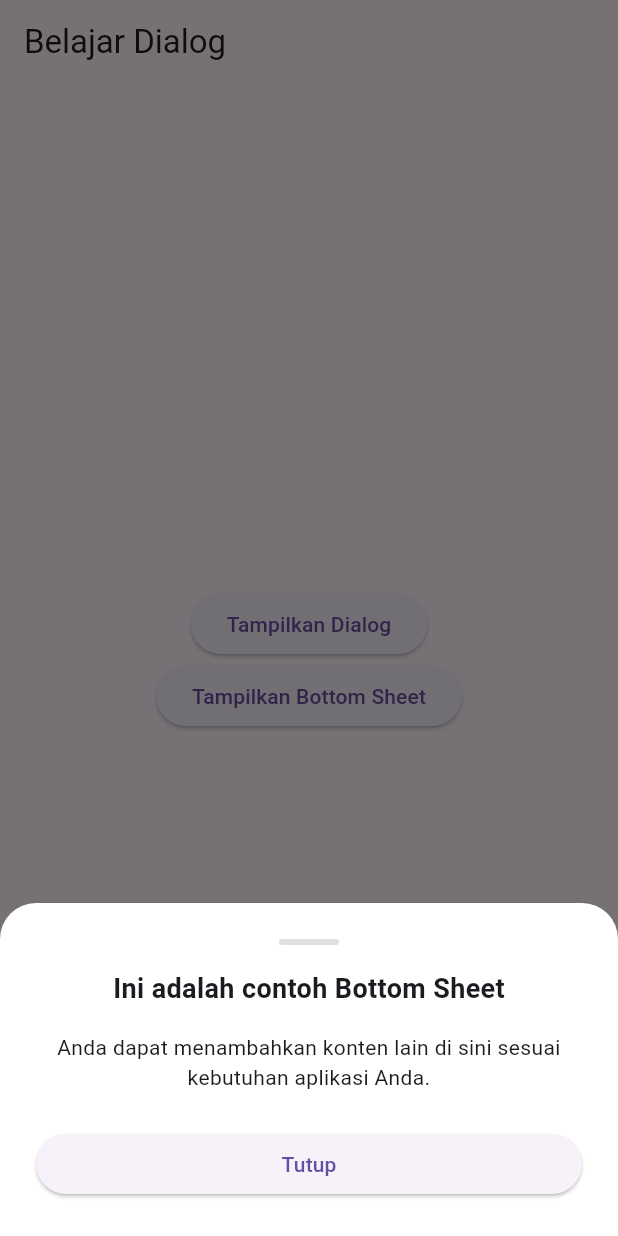
After one commit to Miftakun/Flutter_Project_HK, a Flutter app: the screen it shows after launch, after a tap on "Tampilkan Bottom Sheet", on a phone screen of 412 x 824 dp. The commit adds this screen. Run offline on Flutter 3.47's test engine with Material 3 defaults, Android fonts, the phone set to English and light mode, and no system bars.

Commit message:
Update MyApp to use SampleDialog as home and add SampleDialog implementation; add SampleBottomNavigationBar widget

```diff
--- a/lib/flutter_widget_ui/lib/main.dart
+++ b/lib/flutter_widget_ui/lib/main.dart
@@ -1,5 +1,5 @@
 import 'package:flutter/material.dart';
-import 'package:flutter_widget_ui/widgets/sample_flexible.dart';
+import 'package:flutter_widget_ui/widgets/sample_dialog.dart';
 
 void main() {
   runApp(const MyApp());
@@ -14,7 +14,7 @@ class MyApp extends StatelessWidget {
     return MaterialApp(
       title: 'Flutter Demo',
       theme: ThemeData(primarySwatch: Colors.blue),
-      home: const SampleFlexible(),
+      home: const SampleDialog(),
     );
   }
 }
--- /dev/null
+++ b/lib/flutter_widget_ui/lib/widgets/sample_dialog.dart
@@ -0,0 +1,101 @@
+import 'package:flutter/material.dart';
+
+class SampleDialog extends StatelessWidget {
+  const SampleDialog({super.key});
+
+  @override
+  Widget build(BuildContext context) {
+    return Scaffold(
+      appBar: AppBar(title: const Text('Belajar Dialog')),
+      body: Center(
+        child: Column(
+          mainAxisSize: MainAxisSize.min,
+          children: [
+            ElevatedButton(
+              onPressed: () => showDialogExample(context),
+              child: const Text('Tampilkan Dialog'),
+            ),
+            ElevatedButton(
+              onPressed: () => showBottomSheetExample(context),
+              child: const Text('Tampilkan Bottom Sheet'),
+            ),
+          ],
+        ),
+      ),
+    );
+  }
+
+  void showDialogExample(BuildContext context) {
+    showDialog(
+      context: context,
+      builder: (BuildContext context) {
+        return AlertDialog(
+          title: const Text('Peringatan'),
+          content: const Text('Ini adalah contoh dialog sederhana.'),
+          actions: [
+            TextButton(
+              onPressed: () {
+                Navigator.of(context).pop();
+              },
+              child: const Text('Tutup'),
+            ),
+          ],
+        );
+      },
+    );
+  }
+
+  void showBottomSheetExample(BuildContext context) {
+    showModalBottomSheet(
+      context: context,
+      shape: const RoundedRectangleBorder(
+        borderRadius: BorderRadius.vertical(top: Radius.circular(24)),
+      ),
+      backgroundColor: Colors.white,
+      isScrollControlled: true,
+      builder: (BuildContext context) {
+        return Padding(
+          padding: EdgeInsets.only(
+            left: 24,
+            right: 24,
+            top: 24,
+            bottom: MediaQuery.of(context).viewInsets.bottom + 24,
+          ),
+          child: Column(
+            mainAxisSize: MainAxisSize.min,
+            children: [
+              Container(
+                width: 40,
+                height: 4,
+                margin: const EdgeInsets.only(bottom: 16),
+                decoration: BoxDecoration(
+                  color: Colors.grey[300],
+                  borderRadius: BorderRadius.circular(2),
+                ),
+              ),
+              const Text(
+                'Ini adalah contoh Bottom Sheet',
+                style: TextStyle(fontSize: 18, fontWeight: FontWeight.bold),
+              ),
+              const SizedBox(height: 16),
+              const Text(
+                'Anda dapat menambahkan konten lain di sini sesuai kebutuhan aplikasi Anda.',
+                textAlign: TextAlign.center,
+              ),
+              const SizedBox(height: 24),
+              SizedBox(
+                width: double.infinity,
+                child: ElevatedButton(
+                  onPressed: () {
+                    Navigator.of(context).pop();
+                  },
+                  child: const Text('Tutup'),
+                ),
+              ),
+            ],
+          ),
+        );
+      },
+    );
+  }
+}
```
Also changed, not shown: lib/flutter_widget_ui/lib/widgets/sample_bottom_navbar.dart (added, +58 -0 lines).
